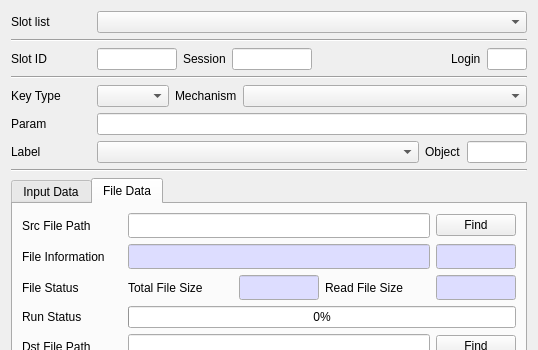
Qt form CryptokiMan/encrypt_dlg.ui (jykim74/CryptokiMan) before a commit; both pictures show x 0 to 538 and y 0 to 350 of the 538 by 583 pixel window.
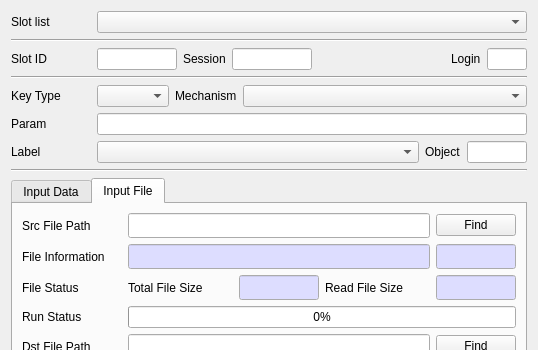
The same form after that commit.

Patch:
```diff
--- a/CryptokiMan/encrypt_dlg.ui
+++ b/CryptokiMan/encrypt_dlg.ui
@@ -368,7 +368,7 @@
      </widget>
      <widget class="QWidget" name="tab_2">
       <attribute name="title">
-       <string>File Data</string>
+       <string>Input File</string>
       </attribute>
       <layout class="QVBoxLayout" name="verticalLayout_3">
        <item>
```
